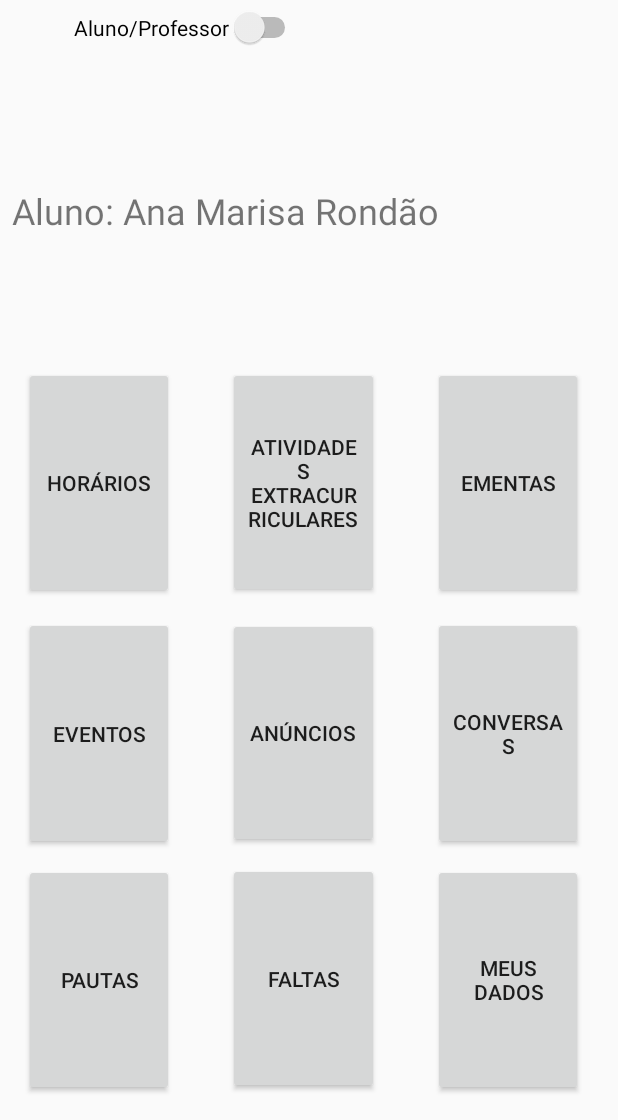
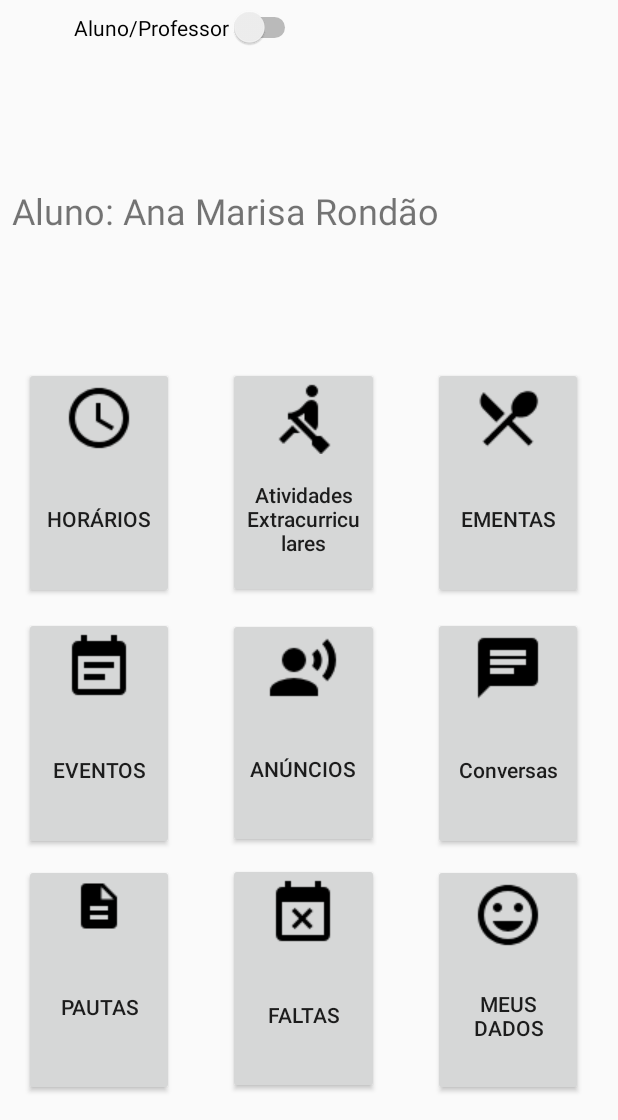
Before and after one commit to jcoelh0/IHC-AEEB, an Android app: the screen it shows after launch (MainActivity), on a phone screen of 412 x 824 dp, the part 116-1236 px from its top. Run offline under Robolectric (Android 15) with nearby library versions, the phone set to English and light mode, and no system bars; plain views replace Constraints.

Commit message:
added images to buttons

```diff
--- a/app/src/main/res/layout/activity_main.xml
+++ b/app/src/main/res/layout/activity_main.xml
@@ -15,6 +15,7 @@
         android:layout_marginEnd="36dp"
         android:layout_marginBottom="16dp"
         android:text="@string/button7"
+        android:drawableTop="@drawable/baseline_description_black_18dp"
         app:layout_constraintBottom_toBottomOf="parent"
         app:layout_constraintEnd_toStartOf="@+id/button8"
         app:layout_constraintStart_toStartOf="parent"
@@ -29,6 +30,7 @@
         android:layout_marginEnd="36dp"
         android:layout_marginBottom="12dp"
         android:text="@string/button1"
+        android:drawableTop="@drawable/baseline_schedule_black_24dp"
         app:layout_constraintBottom_toTopOf="@+id/button4"
         app:layout_constraintEnd_toStartOf="@+id/button2"
         app:layout_constraintStart_toStartOf="parent"
@@ -41,6 +43,7 @@
         android:layout_marginEnd="36dp"
         android:layout_marginBottom="17dp"
         android:text="@string/button8"
+        android:drawableTop="@drawable/baseline_event_busy_black_24dp"
         app:layout_constraintBottom_toBottomOf="parent"
         app:layout_constraintEnd_toStartOf="@+id/button9"
         app:layout_constraintStart_toEndOf="@+id/button7"
@@ -53,6 +56,7 @@
         android:layout_marginEnd="23dp"
         android:layout_marginBottom="16dp"
         android:text="@string/button9"
+        android:drawableTop="@drawable/baseline_insert_emoticon_black_24dp"
         app:layout_constraintBottom_toBottomOf="parent"
         app:layout_constraintEnd_toEndOf="parent"
         app:layout_constraintStart_toEndOf="@+id/button8"
@@ -65,6 +69,8 @@
         android:layout_marginEnd="23dp"
         android:layout_marginBottom="9dp"
         android:text="@string/button6"
+        android:textAllCaps="false"
+        android:drawableTop="@drawable/baseline_chat_black_24dp"
         app:layout_constraintBottom_toTopOf="@+id/button9"
         app:layout_constraintEnd_toEndOf="parent"
         app:layout_constraintStart_toEndOf="@+id/button5"
@@ -78,6 +84,7 @@
         android:layout_marginEnd="23dp"
         android:layout_marginBottom="12dp"
         android:text="@string/button3"
+        android:drawableTop="@drawable/baseline_local_dining_black_24dp"
         app:layout_constraintBottom_toTopOf="@+id/button6"
         app:layout_constraintEnd_toEndOf="parent"
         app:layout_constraintStart_toEndOf="@+id/button2"
@@ -91,6 +98,7 @@
         android:layout_marginBottom="10dp"
         android:onClick="launchAnuncios"
         android:text="@string/button5"
+        android:drawableTop="@drawable/baseline_record_voice_over_black_24dp"
         app:layout_constraintBottom_toTopOf="@+id/button8"
         app:layout_constraintEnd_toStartOf="@+id/button6"
         app:layout_constraintStart_toEndOf="@+id/button4"
@@ -104,6 +112,8 @@
         android:layout_marginEnd="36dp"
         android:layout_marginBottom="13dp"
         android:text="@string/button2"
+        android:drawableTop="@drawable/baseline_rowing_black_24dp"
+        android:textAllCaps="false"
         app:layout_constraintBottom_toTopOf="@+id/button5"
         app:layout_constraintEnd_toStartOf="@+id/button3"
         app:layout_constraintStart_toEndOf="@+id/button1"
@@ -117,6 +127,7 @@
         android:layout_marginEnd="36dp"
         android:layout_marginBottom="9dp"
         android:text="@string/button4"
+        android:drawableTop="@drawable/baseline_event_note_black_24dp"
         app:layout_constraintBottom_toTopOf="@+id/button7"
         app:layout_constraintEnd_toStartOf="@+id/button5"
         app:layout_constraintStart_toStartOf="parent"
```
Also changed, not shown: app/src/main/res/drawable/baseline_chat_black_24dp.png (added), app/src/main/res/drawable/baseline_description_black_18dp.png (added), app/src/main/res/drawable/baseline_description_white_18dp.png (added), app/src/main/res/drawable/baseline_event_busy_black_24dp.png (added), app/src/main/res/drawable/baseline_event_note_black_24dp.png (added), app/src/main/res/drawable/baseline_insert_emoticon_black_24dp.png (added), app/src/main/res/drawable/baseline_local_dining_black_24dp.png (added), app/src/main/res/drawable/baseline_record_voice_over_black_24dp.png (added), app/src/main/res/drawable/baseline_rowing_black_24dp.png (added), app/src/main/res/drawable/baseline_schedule_black_24dp.png (added).
